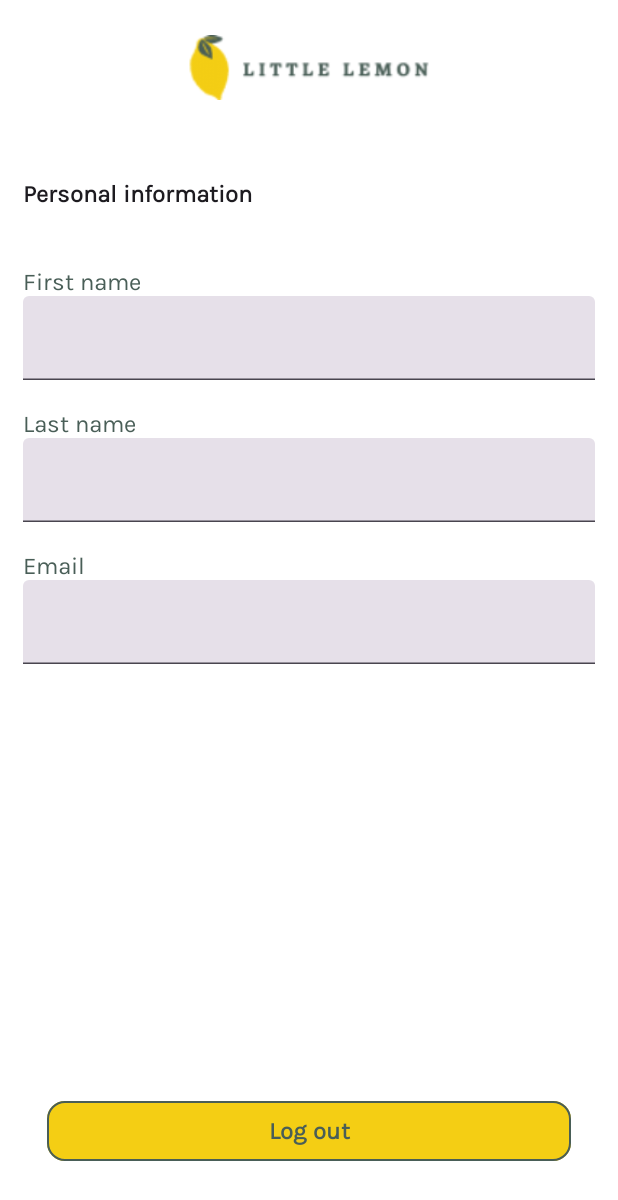
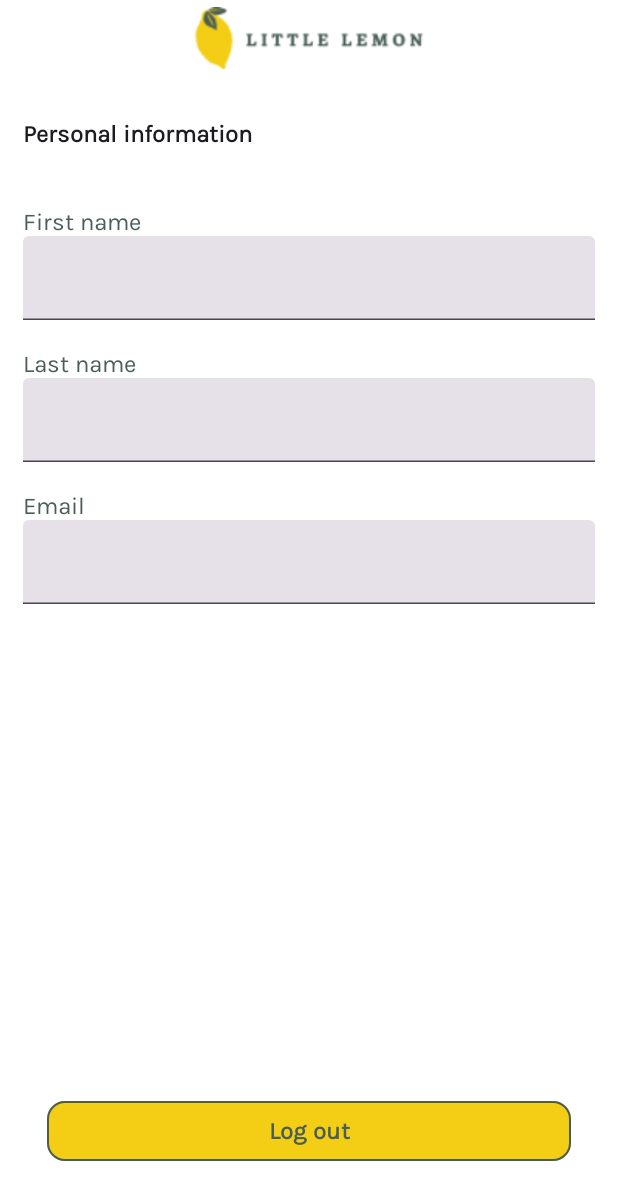
Before and after one commit to spezio98/little-lemon, an Android app built with Jetpack Compose: the profile screen opened through its navigation route, on a phone screen of 412 x 824 dp. Shown: the top 1200 px of the screen. Run offline under Robolectric (Android 15) with nearby library versions, the phone set to English and light mode, and no system bars; our stand-ins replace Dagger/Hilt's generated code.

Commit message:
feat: Refactor Logo component and add Toolbar component
This feature include:
- removed `Logo` composable and added `Toolbar` composable for manage logo and profile button.
- modified `Home`, `Onboarding` and `Profile` screens to use `Toolbar` component.
- moved profile button code from `Home` to new `Toolbar` component.

```diff
--- a/app/src/main/java/com/example/littlelemon/presentation/components/Logo.kt
+++ /dev/null
@@ -1,29 +0,0 @@
-package com.example.littlelemon.presentation.components
-
-import androidx.compose.foundation.Image
-import androidx.compose.foundation.layout.padding
-import androidx.compose.foundation.layout.size
-import androidx.compose.runtime.Composable
-import androidx.compose.ui.Modifier
-import androidx.compose.ui.res.painterResource
-import androidx.compose.ui.tooling.preview.Preview
-import androidx.compose.ui.unit.dp
-import com.example.littlelemon.R
-
-@Composable
-fun Logo() {
-    Image(
-        painter = painterResource(id = R.drawable.logo),
-        contentDescription = "Little Lemon Logo",
-        modifier = Modifier
-            .padding(vertical = 20.dp)
-            .size(width = 200.dp, height = 50.dp)
-
-    )
-}
-
-@Preview(showBackground = true)
-@Composable
-fun LogoPreview() {
-    Logo()
-}
--- /dev/null
+++ b/app/src/main/java/com/example/littlelemon/presentation/components/Toolbar.kt
@@ -0,0 +1,78 @@
+package com.example.littlelemon.presentation.components
+
+import androidx.compose.foundation.Image
+import androidx.compose.foundation.clickable
+import androidx.compose.foundation.layout.Arrangement
+import androidx.compose.foundation.layout.Box
+import androidx.compose.foundation.layout.Row
+import androidx.compose.foundation.layout.Spacer
+import androidx.compose.foundation.layout.fillMaxWidth
+import androidx.compose.foundation.layout.height
+import androidx.compose.foundation.layout.padding
+import androidx.compose.foundation.layout.size
+import androidx.compose.foundation.shape.CircleShape
+import androidx.compose.runtime.Composable
+import androidx.compose.ui.Alignment
+import androidx.compose.ui.Modifier
+import androidx.compose.ui.draw.clip
+import androidx.compose.ui.platform.LocalContext
+import androidx.compose.ui.res.painterResource
+import androidx.compose.ui.tooling.preview.Preview
+import androidx.compose.ui.unit.dp
+import androidx.navigation.NavHostController
+import com.example.littlelemon.R
+import com.example.littlelemon.presentation.navigation.Destinations
+
+@Composable
+fun Toolbar(
+    modifier: Modifier,
+    navController: NavHostController,
+    showProfileButton: Boolean = false
+) {
+    Row(
+        modifier = modifier
+            .fillMaxWidth()
+            .padding(horizontal = 15.dp),
+        verticalAlignment = Alignment.CenterVertically,
+        horizontalArrangement = Arrangement.Center
+    ){
+        Spacer(modifier = Modifier.weight(0.25f))
+        Image(
+            painter = painterResource(id = R.drawable.logo),
+            contentDescription = "Little Lemon Logo",
+            modifier = Modifier
+                .weight(0.5f, true)
+                .height(50.dp)
+        )
+        Box(
+            modifier = Modifier
+                .weight(0.25f, true),
+            contentAlignment = Alignment.CenterEnd
+        ) {
+            if(showProfileButton)
+                Image(
+                    painter = painterResource(id = R.drawable.profile),
+                    contentDescription = "Profile image",
+                    alignment = Alignment.CenterEnd,
+                    modifier = Modifier
+                        .size(40.dp)
+                        .clip(CircleShape)
+                        .clickable {
+                            navController.navigate(Destinations.Profile.route) {
+                                launchSingleTop = true
+                            }
+                        }
+                )
+        }
+    }
+}
+
+@Preview(showBackground = true)
+@Composable
+fun PreviewToolbar() {
+    Toolbar(
+        modifier = Modifier,
+        navController = NavHostController(LocalContext.current),
+        showProfileButton = true
+    )
+}
--- a/app/src/main/java/com/example/littlelemon/presentation/screens/Profile.kt
+++ b/app/src/main/java/com/example/littlelemon/presentation/screens/Profile.kt
@@ -17,7 +17,6 @@ import androidx.compose.runtime.collectAsState
 import androidx.compose.runtime.getValue
 import androidx.compose.ui.Alignment
 import androidx.compose.ui.tooling.preview.Preview
-import com.example.littlelemon.presentation.components.Logo
 import androidx.compose.ui.Modifier
 import androidx.compose.ui.res.stringResource
 import androidx.compose.ui.unit.dp
@@ -25,6 +24,7 @@ import androidx.hilt.navigation.compose.hiltViewModel
 import androidx.navigation.NavHostController
 import androidx.navigation.compose.rememberNavController
 import com.example.littlelemon.R
+import com.example.littlelemon.presentation.components.Toolbar
 import com.example.littlelemon.presentation.navigation.Destinations
 import com.example.littlelemon.presentation.viewmodel.SharedViewModel
 import com.example.littlelemon.presentation.theme.Primary
@@ -41,7 +41,11 @@ fun Profile(
         horizontalAlignment = Alignment.CenterHorizontally,
         modifier = modifier.fillMaxWidth()
     ) {
-        Logo()
+        Toolbar(
+            modifier = modifier,
+            navController = navController,
+            showProfileButton = false
+        )
         ProfileInfo(
             navController,
             viewModel
```
Also changed, not shown: app/src/main/java/com/example/littlelemon/presentation/screens/Home.kt (+4 -48 lines), app/src/main/java/com/example/littlelemon/presentation/screens/Onboarding.kt (+6 -2 lines).
